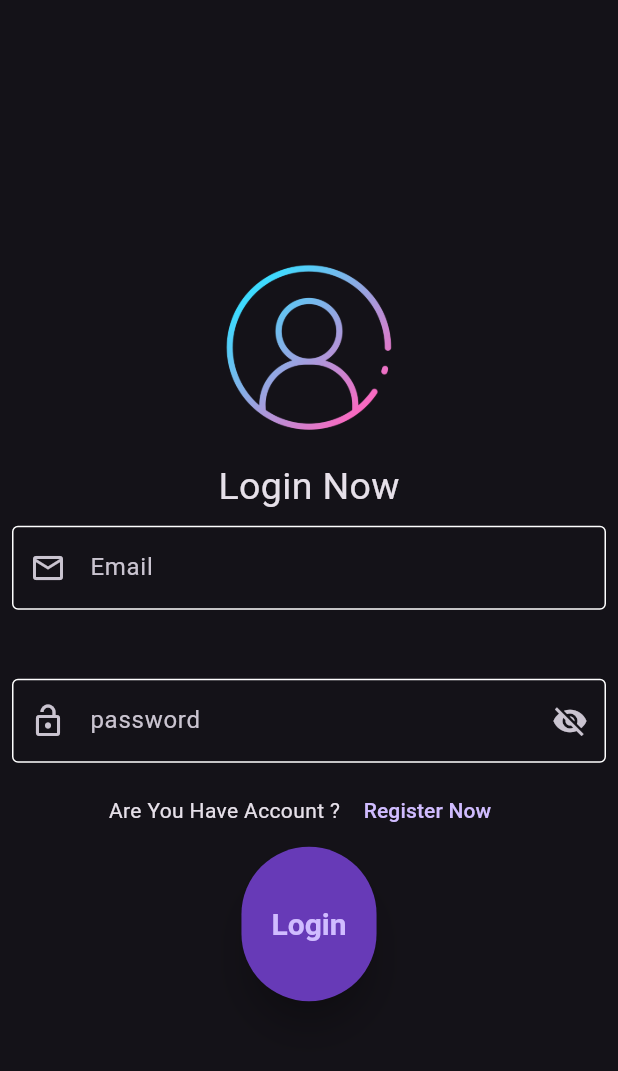
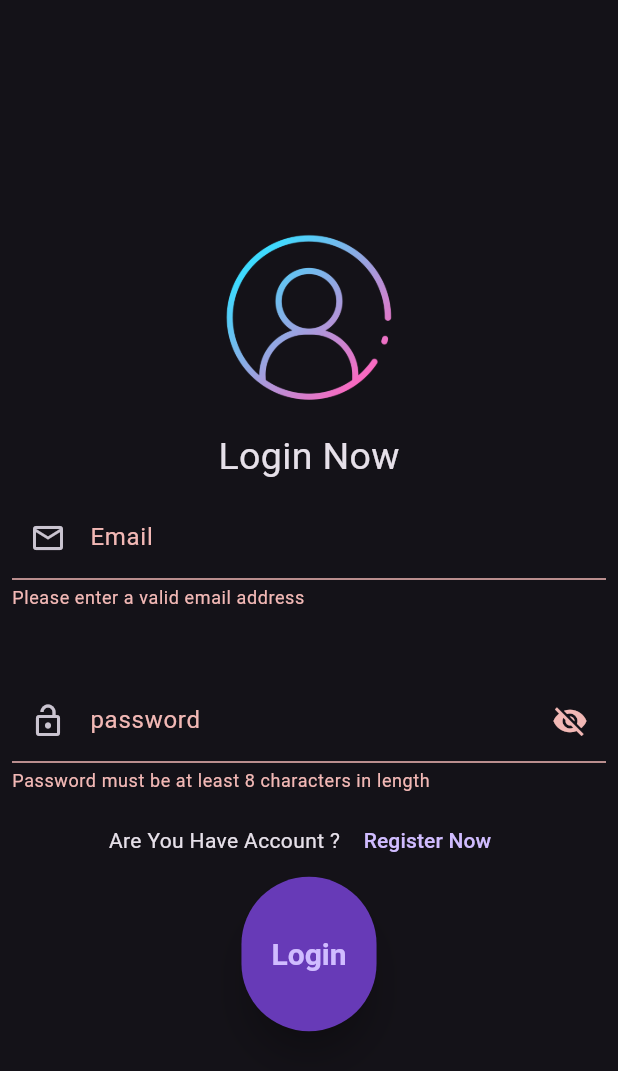
Before and after one commit to TaherSalah/chat-app, a Flutter app: the screen it shows after launch, after a tap on "Login", on a phone screen of 412 x 824 dp. Shown: the top 1071 px of the screen. Run offline on Flutter 3.47's test engine with Material 2 defaults, Android fonts, the phone set to English and light mode, and no system bars; our stand-ins replace firebase_auth, firebase_core, modal_progress_hud_nsn; accounts and stored records are empty.

Commit message:
add sign in with email and pass with firebase and creat home screen

```diff
--- a/lib/login.dart
+++ /dev/null
@@ -1,98 +0,0 @@
-import 'package:flutter/material.dart';
-
-// ignore: must_be_immutable
-class LoginScreen extends StatefulWidget {
-  LoginScreen({Key? key}) : super(key: key);
-
-  @override
-  State<LoginScreen> createState() => _LoginScreenState();
-  bool isActive = true;
-}
-
-class _LoginScreenState extends State<LoginScreen> {
-  @override
-  Widget build(BuildContext context) {
-    return Scaffold(
-      resizeToAvoidBottomInset: false,
-      body: Column(
-        mainAxisAlignment: MainAxisAlignment.center,
-        children: [
-          Center(child: Image.asset(height: 150, 'assets/images/login.png')),
-          const Text(
-            'Login Now',
-            style: TextStyle(fontSize: 25),
-          ),
-          Padding(
-            padding: const EdgeInsets.all(8.0),
-            child: TextFormField(
-              decoration: const InputDecoration(
-                  prefixIcon: Icon(Icons.email_outlined),
-                  hintText: 'Enter Your Email',
-                  label: Text('Email'),
-                  focusedBorder: OutlineInputBorder(
-                    borderSide: BorderSide(color: Colors.green),
-                  ),
-                  enabledBorder: OutlineInputBorder(
-                    borderSide: BorderSide(color: Colors.white),
-                  )),
-            ),
-          ),
-          const SizedBox(
-            height: 30,
-          ),
-          Padding(
-            padding: const EdgeInsets.all(8.0),
-            child: TextFormField(
-              obscureText: widget.isActive,
-              decoration: InputDecoration(
-                  suffixIcon: InkWell(
-                    onTap: togglePassword,
-                    child: widget.isActive
-                        ? const Icon(Icons.visibility_off)
-                        : const Icon(Icons.visibility),
-                  ),
-                  prefixIcon: const Icon(Icons.lock_open_outlined),
-                  hintText: 'Enter Your Password',
-                  label: const Text('password'),
-                  focusedBorder: const OutlineInputBorder(
-                    borderSide: BorderSide(color: Colors.green),
-                  ),
-                  enabledBorder: const OutlineInputBorder(
-                    borderSide: BorderSide(color: Colors.white),
-                  )),
-            ),
-          ),
-          Row(
-            mainAxisAlignment: MainAxisAlignment.center,
-            children: [
-              const Text('Are You Have Account ? '),
-              TextButton(
-                onPressed: () {
-                  Navigator.pushNamed(context, 'Register');
-                },
-                child: const Text(
-                  'Register Now',
-                ),
-              ),
-            ],
-          ),
-          ElevatedButton(
-              style: const ButtonStyle(
-                  backgroundColor: MaterialStatePropertyAll(Colors.deepPurple),
-                  elevation: MaterialStatePropertyAll(10),
-                  textStyle: MaterialStatePropertyAll(
-                      TextStyle(fontSize: 20, fontWeight: FontWeight.bold)),
-                  padding: MaterialStatePropertyAll(
-                      EdgeInsets.symmetric(horizontal: 20, vertical: 40))),
-              onPressed: () {},
-              child: const Text('Login'))
-        ],
-      ),
-    );
-  }
-
-  void togglePassword() {
-    widget.isActive = !widget.isActive;
-    setState(() {});
-  }
-}
--- a/lib/main.dart
+++ b/lib/main.dart
@@ -1,5 +1,6 @@
-import 'package:chat_app/login.dart';
-import 'package:chat_app/register.dart';
+import 'package:chat_app/screens/home.dart';
+import 'package:chat_app/screens/login.dart';
+import 'package:chat_app/screens/register.dart';
 import 'package:firebase_core/firebase_core.dart';
 import 'package:flutter/material.dart';
 
@@ -22,8 +23,10 @@ class ChatApp extends StatelessWidget {
     return MaterialApp(
       debugShowCheckedModeBanner: false,
       routes: {
-        'Login': (context) =>  LoginScreen(),
+        'Login': (context) =>  const LoginScreen(),
         'Register': (context) =>  RegisterScreen(),
+        'Home': (context) =>  HomeScreen(),
+
       },
       theme: ThemeData.dark(useMaterial3: true),
       initialRoute: 'Login',
--- /dev/null
+++ b/lib/screens/home.dart
@@ -0,0 +1,17 @@
+import 'package:flutter/material.dart';
+
+class HomeScreen extends StatefulWidget {
+  const HomeScreen({super.key});
+
+  @override
+  State<HomeScreen> createState() => _HomeScreenState();
+}
+
+class _HomeScreenState extends State<HomeScreen> {
+  @override
+  Widget build(BuildContext context) {
+    return Scaffold(
+      appBar: AppBar(),
+    );
+  }
+}
--- /dev/null
+++ b/lib/screens/login.dart
@@ -0,0 +1,147 @@
+import 'package:chat_app/shard/widget/snak_bar_widget.dart';
+import 'package:firebase_auth/firebase_auth.dart';
+import 'package:flutter/material.dart';
+
+// ignore: must_be_immutable
+class LoginScreen extends StatefulWidget {
+  const LoginScreen({Key? key}) : super(key: key);
+
+  @override
+  State<LoginScreen> createState() => _LoginScreenState();
+}
+
+class _LoginScreenState extends State<LoginScreen> {
+  bool isActive = true;
+  String? email, password;
+  GlobalKey<FormState> formKey = GlobalKey();
+  @override
+  Widget build(BuildContext context) {
+    return Scaffold(
+      resizeToAvoidBottomInset: false,
+      body: Form(
+        key: formKey,
+        child: Column(
+          mainAxisAlignment: MainAxisAlignment.center,
+          children: [
+            Center(child: Image.asset(height: 150, 'assets/images/login.png')),
+            const Text(
+              'Login Now',
+              style: TextStyle(fontSize: 25),
+            ),
+            Padding(
+              padding: const EdgeInsets.all(8.0),
+              child: TextFormField(
+                validator: (value) {
+                  if (!RegExp(r'\S+@\S+\.\S+').hasMatch(value!)) {
+                    return 'Please enter a valid email address';
+                  }
+                  return null;
+                },
+                onChanged: (data) {
+                  email = data;
+                },
+                decoration: const InputDecoration(
+                    prefixIcon: Icon(Icons.email_outlined),
+                    hintText: 'Enter Your Email',
+                    label: Text('Email'),
+                    focusedBorder: OutlineInputBorder(
+                      borderSide: BorderSide(color: Colors.green),
+                    ),
+                    enabledBorder: OutlineInputBorder(
+                      borderSide: BorderSide(color: Colors.white),
+                    )),
+              ),
+            ),
+            const SizedBox(
+              height: 30,
+            ),
+            Padding(
+              padding: const EdgeInsets.all(8.0),
+              child: TextFormField(
+                validator: (value) {
+                  if (value!.trim().length < 8) {
+                    return 'Password must be at least 8 characters in length';
+                  }
+                  return null;
+                },
+                onChanged: (data) {
+                  password = data;
+                },
+                obscureText: isActive,
+                decoration: InputDecoration(
+                    suffixIcon: InkWell(
+                      onTap: togglePassword,
+                      child: isActive
+                          ? const Icon(Icons.visibility_off)
+                          : const Icon(Icons.visibility),
+                    ),
+                    prefixIcon: const Icon(Icons.lock_open_outlined),
+                    hintText: 'Enter Your Password',
+                    label: const Text('password'),
+                    focusedBorder: const OutlineInputBorder(
+                      borderSide: BorderSide(color: Colors.green),
+                    ),
+                    enabledBorder: const OutlineInputBorder(
+                      borderSide: BorderSide(color: Colors.white),
+                    )),
+              ),
+            ),
+            Row(
+              mainAxisAlignment: MainAxisAlignment.center,
+              children: [
+                const Text('Are You Have Account ? '),
+                TextButton(
+                  onPressed: () {
+                    Navigator.pushNamed(context, 'Register');
+                  },
+                  child: const Text(
+                    'Register Now',
+                  ),
+                ),
+              ],
+            ),
+            ElevatedButton(
+                style: const ButtonStyle(
+                    backgroundColor:
+                        MaterialStatePropertyAll(Colors.deepPurple),
+                    elevation: MaterialStatePropertyAll(10),
+                    textStyle: MaterialStatePropertyAll(
+                        TextStyle(fontSize: 20, fontWeight: FontWeight.bold)),
+                    padding: MaterialStatePropertyAll(
+                        EdgeInsets.symmetric(horizontal: 20, vertical: 40))),
+                onPressed: () async {
+                  if (formKey.currentState!.validate()) {
+                    loginUser();
+                    showSnakBar(context,
+                        title: 'sign in success', bgColor: Colors.green);
+                        Navigator.popAndPushNamed(context, 'Home');
+                    try {} on FirebaseAuthException catch (e) {
+                      if (e.code == 'user-not-found') {
+                        showSnakBar(context,
+                            title: 'no user found for that email',
+                            bgColor: Colors.redAccent);
+                      } else if (e.code == 'wrong-password') {
+                        showSnakBar(context,
+                            title: 'wrong password provided for that user',
+                            bgColor: Colors.redAccent);
+                      }
+                    }
+                  }
+                },
+                child: const Text('Login'))
+          ],
+        ),
+      ),
+    );
+  }
+
+  void togglePassword() {
+    isActive = !isActive;
+    setState(() {});
+  }
+
+  loginUser() async {
+    await FirebaseAuth.instance
+        .signInWithEmailAndPassword(email: email!, password: password!);
+  }
+}
--- a/lib/register.dart
+++ b/lib/screens/register.dart
@@ -1,5 +1,6 @@
 // ignore_for_file: avoid_print
 
+import 'package:chat_app/shard/widget/snak_bar_widget.dart';
 import 'package:firebase_auth/firebase_auth.dart';
 import 'package:flutter/material.dart';
 import 'package:modal_progress_hud_nsn/modal_progress_hud_nsn.dart';
@@ -166,13 +167,3 @@ class _RegisterScreenState extends State<RegisterScreen> {
     showSnakBar(context, title: 'Email create Success', bgColor: Colors.green);
   }
 }
-
-ScaffoldFeatureController<SnackBar, SnackBarClosedReason> showSnakBar(
-    BuildContext context,
-    {required String title,
-    required Color bgColor}) {
-  return ScaffoldMessenger.of(context).showSnackBar(SnackBar(
-    backgroundColor: bgColor,
-    content: Text(title),
-  ));
-}
--- /dev/null
+++ b/lib/shard/widget/snak_bar_widget.dart
@@ -0,0 +1,11 @@
+import 'package:flutter/material.dart';
+
+ScaffoldFeatureController<SnackBar, SnackBarClosedReason> showSnakBar(
+    BuildContext context,
+    {required String title,
+    required Color bgColor}) {
+  return ScaffoldMessenger.of(context).showSnackBar(SnackBar(
+    backgroundColor: bgColor,
+    content: Text(title),
+  ));
+}
```
Also changed, not shown: lib/shard/widget/form_widget.dart (added).
